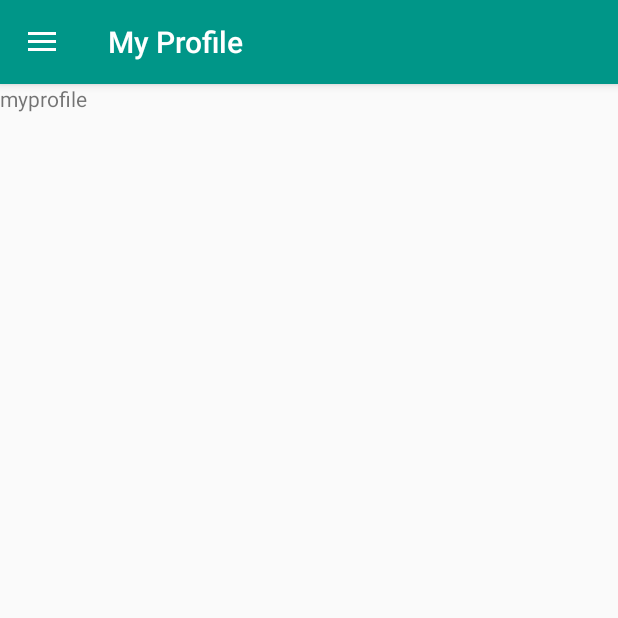
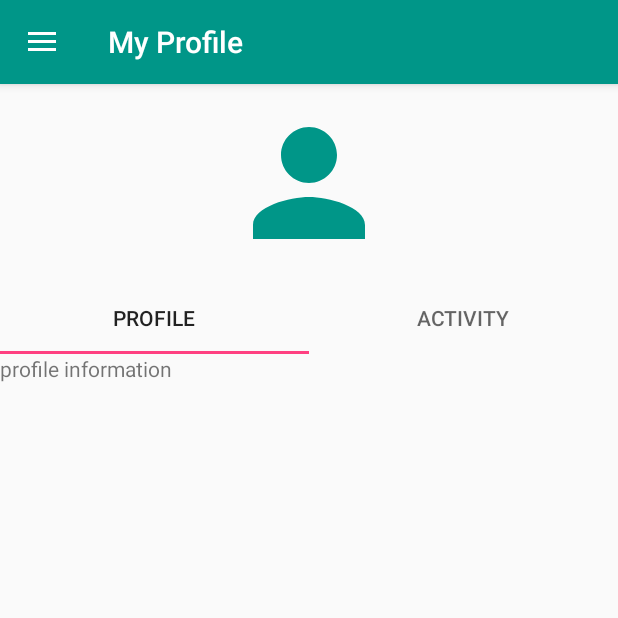
Before and after one commit to khayrul-atiq/ComplainBox2, an Android app: the screen it shows after launch (MainActivity), after a tap on "My Profile", on a phone screen of 412 x 824 dp, the top half of it. Run offline under Robolectric (Android 15) with nearby library versions, the phone set to English and light mode, and no system bars; our stand-ins replace Volley; libraries missing offline, so code that uses them is left out: at.markushi.ui; 12 statements that could not run were skipped; 1 other tap on this screen came first.

Commit message:
user profile lau=yout add

```diff
--- a/app/build.gradle
+++ b/app/build.gradle
@@ -33,6 +33,7 @@ dependencies {
     implementation 'com.android.support:appcompat-v7:27.1.1'
     implementation 'com.android.support:design:27.1.1'
     implementation 'com.android.support.constraint:constraint-layout:1.1.0'
+    implementation 'com.android.support:support-v4:27.1.1'
     testImplementation 'junit:junit:4.12'
     androidTestImplementation 'com.android.support.test:runner:1.0.2'
     androidTestImplementation 'com.android.support.test.espresso:espresso-core:3.0.2'
--- a/app/src/main/java/com/example/olife/complainbox2/MyProfile.java
+++ b/app/src/main/java/com/example/olife/complainbox2/MyProfile.java
@@ -4,12 +4,22 @@ import android.content.Context;
 import android.net.Uri;
 import android.os.Bundle;
 import android.support.annotation.Nullable;
+import android.support.design.widget.TabLayout;
 import android.support.v4.app.Fragment;
+import android.support.v4.app.FragmentManager;
+import android.support.v4.app.FragmentPagerAdapter;
+import android.support.v4.app.FragmentTransaction;
+import android.support.v4.view.ViewPager;
 import android.view.LayoutInflater;
 import android.view.View;
 import android.view.ViewGroup;
 
+import java.util.ArrayList;
+import java.util.List;
+
 public class MyProfile extends Fragment {
+
+    private int previousTab;
 
     @Override
     public View onCreateView(LayoutInflater inflater, ViewGroup container,
@@ -23,5 +33,55 @@ public class MyProfile extends Fragment {
     public void onViewCreated(View view, @Nullable Bundle savedInstanceState) {
         super.onViewCreated(view, savedInstanceState);
         getActivity().setTitle("My Profile");
+
+        //replaceFragment(new ProfileInformation(),0);
+
+
+        ViewPager viewPager = getActivity().findViewById(R.id.viewPagerContainer);
+        setupViewPager(viewPager);
+
+
+        TabLayout tabLayout = getActivity().findViewById(R.id.tabLayout);
+        tabLayout.setupWithViewPager(viewPager);
+
     }
+
+
+    private void setupViewPager(ViewPager viewPager) {
+        ViewPagerAdapter adapter = new ViewPagerAdapter(getActivity().getSupportFragmentManager());
+        adapter.addFragment(new ProfileInformation(), "Profile");
+        adapter.addFragment(new ProfileAcivity(),"Activity");
+
+        viewPager.setAdapter(adapter);
+    }
+
+    class ViewPagerAdapter extends FragmentPagerAdapter {
+        private final List<Fragment> mFragmentList = new ArrayList<>();
+        private final List<String> mFragmentTitleList = new ArrayList<>();
+
+        public ViewPagerAdapter(FragmentManager manager) {
+            super(manager);
+        }
+
+        @Override
+        public Fragment getItem(int position) {
+            return mFragmentList.get(position);
+        }
+
+        @Override
+        public int getCount() {
+            return mFragmentList.size();
+        }
+
+        public void addFragment(Fragment fragment, String title) {
+            mFragmentList.add(fragment);
+            mFragmentTitleList.add(title);
+        }
+
+        @Override
+        public CharSequence getPageTitle(int position) {
+            return mFragmentTitleList.get(position);
+        }
+    }
+
 }
--- /dev/null
+++ b/app/src/main/java/com/example/olife/complainbox2/ProfileAcivity.java
@@ -0,0 +1,27 @@
+package com.example.olife.complainbox2;
+
+import android.content.Context;
+import android.net.Uri;
+import android.os.Bundle;
+import android.support.annotation.NonNull;
+import android.support.annotation.Nullable;
+import android.support.v4.app.Fragment;
+import android.view.LayoutInflater;
+import android.view.View;
+import android.view.ViewGroup;
+
+
+
+public class ProfileAcivity extends Fragment {
+
+    @Override
+    public View onCreateView(LayoutInflater inflater, ViewGroup container, Bundle savedInstanceState) {
+        // Inflate the layout for this fragment
+        return inflater.inflate(R.layout.fragment_profile_acivity, container, false);
+    }
+
+    @Override
+    public void onViewCreated(@NonNull View view, @Nullable Bundle savedInstanceState) {
+        super.onViewCreated(view, savedInstanceState);
+    }
+}
--- /dev/null
+++ b/app/src/main/java/com/example/olife/complainbox2/ProfileInformation.java
@@ -0,0 +1,26 @@
+package com.example.olife.complainbox2;
+
+import android.content.Context;
+import android.net.Uri;
+import android.os.Bundle;
+import android.support.annotation.NonNull;
+import android.support.annotation.Nullable;
+import android.support.v4.app.Fragment;
+import android.view.LayoutInflater;
+import android.view.View;
+import android.view.ViewGroup;
+
+
+public class ProfileInformation extends Fragment {
+
+    @Override
+    public View onCreateView(LayoutInflater inflater, ViewGroup container, Bundle savedInstanceState) {
+        // Inflate the layout for this fragment
+        return inflater.inflate(R.layout.fragment_profile_information, container, false);
+    }
+
+    @Override
+    public void onViewCreated(@NonNull View view, @Nullable Bundle savedInstanceState) {
+        super.onViewCreated(view, savedInstanceState);
+    }
+}
--- a/app/src/main/res/layout/fragment_my_profile.xml
+++ b/app/src/main/res/layout/fragment_my_profile.xml
@@ -1,13 +1,48 @@
-<RelativeLayout xmlns:android="http://schemas.android.com/apk/res/android"
+<LinearLayout xmlns:android="http://schemas.android.com/apk/res/android"
+    xmlns:app="http://schemas.android.com/apk/res-auto"
     xmlns:tools="http://schemas.android.com/tools"
     android:layout_width="match_parent"
     android:layout_height="match_parent"
+    android:orientation="vertical"
     tools:context="com.example.olife.complainbox2.MyProfile">
 
     <!-- TODO: Update blank fragment layout -->
-    <TextView
+
+    <ImageView
+        android:id="@+id/imageView2"
+        android:layout_width="141dp"
+        android:layout_height="112dp"
+        android:layout_gravity="center"
+        android:layout_marginBottom="@dimen/notice_ic_text_space"
+        android:layout_marginTop="@dimen/notice_ic_text_space"
+        android:src="@drawable/ic_person_black_24dp"
+        android:tint="@color/colorPrimary" />
+
+    <android.support.design.widget.TabLayout
+        android:id="@+id/tabLayout"
+        android:layout_width="match_parent"
+        android:layout_height="wrap_content"
+        android:layout_gravity="center"
+        >
+
+
+    </android.support.design.widget.TabLayout>
+
+
+    <android.support.v4.view.ViewPager
+        android:id="@+id/viewPagerContainer"
         android:layout_width="match_parent"
         android:layout_height="match_parent"
-        android:text="@string/hello_blank_fragment" />
+        app:layout_behavior="@string/appbar_scrolling_view_behavior"  />
 
-</RelativeLayout>
+<!--
+    <LinearLayout
+        android:id="@+id/fragmentContainer"
+        android:layout_width="match_parent"
+        android:layout_height="match_parent"
+        android:orientation="vertical">
+    </LinearLayout>
+
+    -->
+
+</LinearLayout>
--- /dev/null
+++ b/app/src/main/res/layout/fragment_profile_acivity.xml
@@ -0,0 +1,14 @@
+<?xml version="1.0" encoding="utf-8"?>
+<FrameLayout xmlns:android="http://schemas.android.com/apk/res/android"
+    xmlns:tools="http://schemas.android.com/tools"
+    android:layout_width="match_parent"
+    android:layout_height="match_parent"
+    tools:context=".ProfileAcivity">
+
+    <!-- TODO: Update blank fragment layout -->
+    <TextView
+        android:layout_width="match_parent"
+        android:layout_height="match_parent"
+        android:text="profile activity" />
+
+</FrameLayout>
--- /dev/null
+++ b/app/src/main/res/layout/fragment_profile_information.xml
@@ -0,0 +1,14 @@
+<?xml version="1.0" encoding="utf-8"?>
+<FrameLayout xmlns:android="http://schemas.android.com/apk/res/android"
+    xmlns:tools="http://schemas.android.com/tools"
+    android:layout_width="match_parent"
+    android:layout_height="match_parent"
+    tools:context=".ProfileInformation">
+
+    <!-- TODO: Update blank fragment layout -->
+    <TextView
+        android:layout_width="match_parent"
+        android:layout_height="match_parent"
+        android:text="profile information" />
+
+</FrameLayout>
--- a/app/src/main/res/values/strings.xml
+++ b/app/src/main/res/values/strings.xml
@@ -55,8 +55,6 @@
     <string name="application_form_uploaded_date_tag">applicationFormUploadedDate</string>
 
 
-
-
     <string name="problem_url">/android/receiveProblem.php</string>
     <string name="problem_title">problem_title</string>
     <string name="background_image">background_image</string>
@@ -72,5 +70,4 @@
     <string name="problem_category_Others">Others</string>
 
 
-
 </resources>
```
